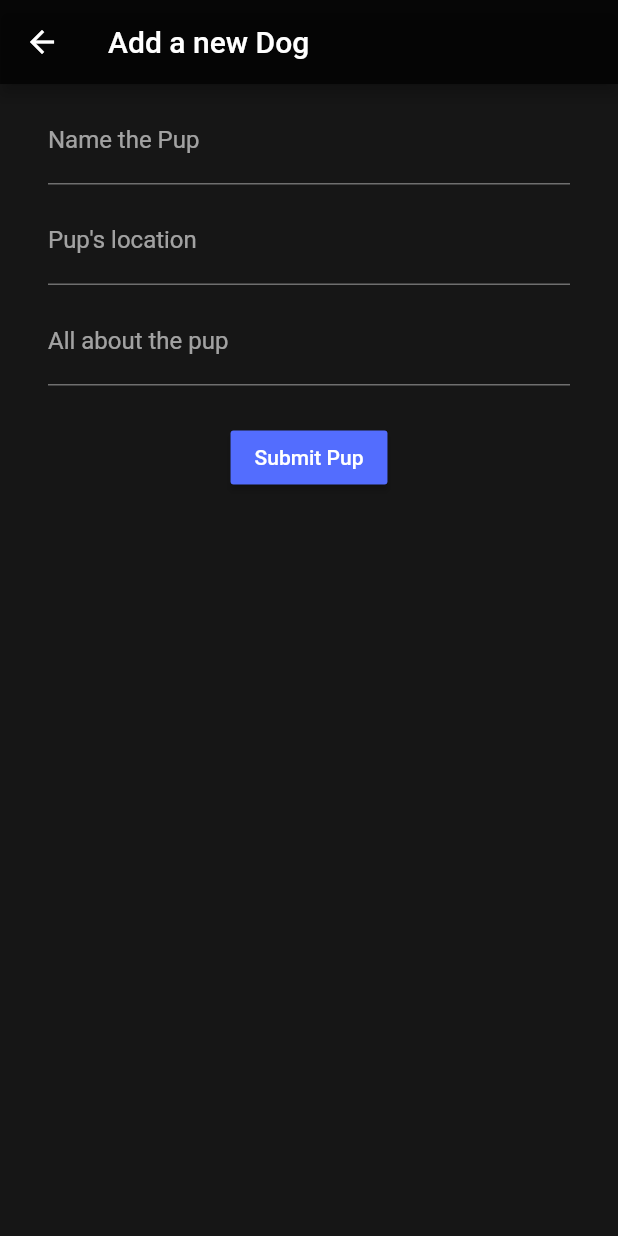
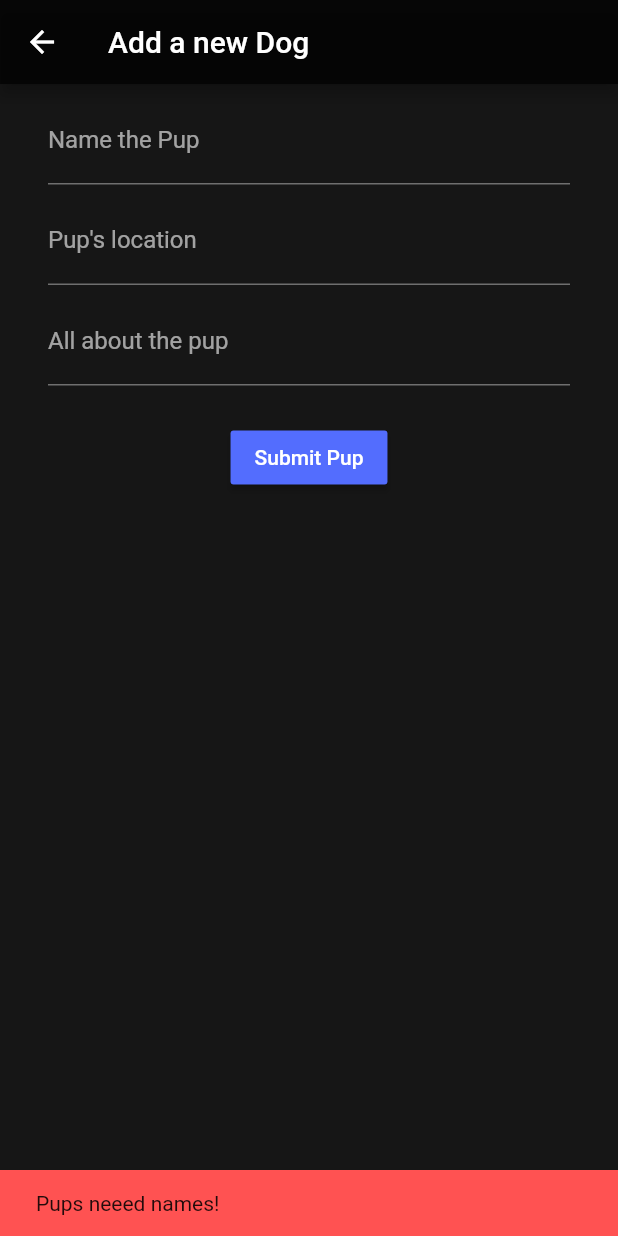
Before and after one commit to asciiu/flutter_web, a Flutter app: the AddDogFormPage screen opened directly, after a tap on "Submit Pup", on a phone screen of 412 x 824 dp. Run offline on Flutter 3.47's test engine with Material 2 defaults, Android fonts, the phone set to English and light mode, and no system bars; network calls fail.

Commit message:
Display model when rating drops below 7. Also should messge on submit new dog when name is empty.

```diff
--- a/lib/new_dog_form.dart
+++ b/lib/new_dog_form.dart
@@ -16,7 +16,12 @@ class _AddDogFormPageState extends State<AddDogFormPage> {
     // A dog needs a name, but may be location independent,
     // so we'll only abandon the save if there's no name.
     if (nameController.text.isEmpty) {
-      print('Dogs need names!');
+      Scaffold.of(context).showSnackBar(
+        SnackBar(
+          backgroundColor: Colors.redAccent,
+          content: Text('Pups neeed names!'),
+        ),
+      );
     } else {
       // Create a new dog with the information from the form.
       var newDog = Dog(nameController.text, locationController.text,
```
Also changed, not shown: lib/dog_detail_page.dart (+40 -13 lines).
